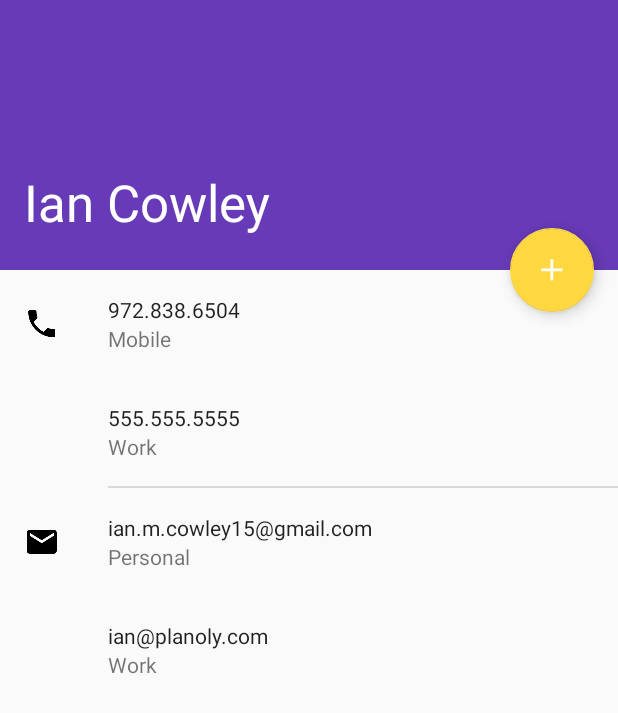
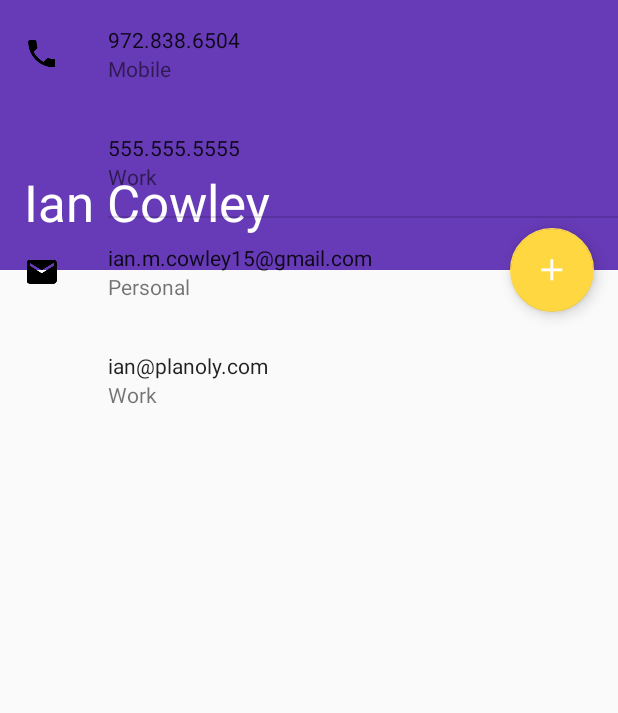
Before and after one commit to Ian-M-Cowley/BusinessCard, an Android app: the screen it shows after launch (BusinessCardActivity), on a phone screen of 412 x 824 dp. Shown: the top 713 px of the screen. Run offline under Robolectric (Android 15) with nearby library versions, the phone set to English and light mode, and no system bars; our stand-ins replace data binding.

Commit message:
Make main layout collapsable.

```diff
--- a/app/src/main/res/layout/activity_business_card.xml
+++ b/app/src/main/res/layout/activity_business_card.xml
@@ -1,7 +1,7 @@
 <?xml version="1.0" encoding="utf-8"?>
 <layout xmlns:android="http://schemas.android.com/apk/res/android"
+    xmlns:app="http://schemas.android.com/apk/res-auto"
     xmlns:bind="http://schemas.android.com/apk/res-auto"
-    xmlns:app="http://schemas.android.com/apk/res-auto"
     xmlns:tools="http://schemas.android.com/tools">
 
     <data>
@@ -17,36 +17,30 @@
         android:fitsSystemWindows="true"
         tools:context="com.iancowley.businesscard.BusinessCardActivity">
 
-        <LinearLayout
+        <android.support.design.widget.AppBarLayout
+            android:id="@+id/app_bar"
+            android:layout_width="match_parent"
+            android:layout_height="@dimen/app_bar_height"
+            android:fitsSystemWindows="true"
+            android:theme="@style/AppTheme.AppBarOverlay">
+
+            <android.support.design.widget.CollapsingToolbarLayout
+                android:id="@+id/app_bar_collapsing"
                 android:layout_width="match_parent"
                 android:layout_height="match_parent"
-            android:orientation="vertical">
-
-            <android.support.design.widget.AppBarLayout
-                android:id="@+id/appBar"
-                android:layout_width="match_parent"
-                android:layout_height="@dimen/app_bar_height"
-                android:theme="@style/AppTheme.AppBarOverlay"
-                android:fitsSystemWindows="true">
-
-                <android.support.design.widget.CollapsingToolbarLayout
-                    android:id="@+id/appBarCollapsing"
-                    android:layout_width="match_parent"
-                    android:layout_height="match_parent"
-                    app:layout_scrollFlags="scroll|exitUntilCollapsed"
                 android:fitsSystemWindows="true"
                 app:contentScrim="?attr/colorPrimary"
+                app:expandedTitleMarginEnd="@dimen/text_margin"
                 app:expandedTitleMarginStart="@dimen/text_margin"
-                    app:expandedTitleMarginEnd="@dimen/text_margin">
+                app:layout_scrollFlags="scroll|exitUntilCollapsed">
 
                 <android.support.v7.widget.Toolbar
                     android:id="@+id/toolbar"
                     android:layout_width="match_parent"
                     android:layout_height="?attr/actionBarSize"
-                        app:popupTheme="@style/AppTheme.PopupOverlay"
                     android:title='@{String.format("%s %s", businessCard.firstName, businessCard.lastName)}'
-                        android:subtitle="@{businessCard.title}"
-                        app:layout_collapseMode="pin"/>
+                    app:layout_collapseMode="pin"
+                    app:popupTheme="@style/AppTheme.PopupOverlay"/>
 
             </android.support.design.widget.CollapsingToolbarLayout>
 
@@ -56,14 +50,13 @@
             android:id="@+id/content"
             layout="@layout/content_business_card"
             bind:businessCard="@{businessCard}"/>
-        </LinearLayout>
 
         <android.support.design.widget.FloatingActionButton
             android:id="@+id/fab"
             android:layout_width="wrap_content"
             android:layout_height="wrap_content"
             android:layout_margin="@dimen/fab_margin"
-            app:layout_anchor="@id/appBar"
+            app:layout_anchor="@id/app_bar"
             app:layout_anchorGravity="bottom|end"
             app:srcCompat="@drawable/ic_plus_white_36dp"/>
 
--- a/app/src/main/res/layout/content_business_card.xml
+++ b/app/src/main/res/layout/content_business_card.xml
@@ -1,6 +1,10 @@
 <?xml version="1.0" encoding="utf-8"?>
 <layout xmlns:android="http://schemas.android.com/apk/res/android"
-    xmlns:tools="http://schemas.android.com/tools">
+    xmlns:app="http://schemas.android.com/apk/res-auto"
+    xmlns:tools="http://schemas.android.com/tools"
+    app:layout_behavior="@string/appbar_scrolling_view_behavior"
+    tools:context="com.iancowley.businesscard.BusinessCardActivity"
+    tools:showIn="@layout/activity_business_card">
 
     <data>
 
@@ -12,6 +16,10 @@
             name="businessCard"
             type="com.iancowley.businesscard.BusinessCard"/>
     </data>
+
+    <android.support.v4.widget.NestedScrollView
+        android:layout_width="match_parent"
+        android:layout_height="match_parent">
 
         <LinearLayout
             android:layout_width="match_parent"
@@ -190,5 +198,10 @@
 
 
             </RelativeLayout>
+
+            <View
+                android:layout_width="1dp"
+                android:layout_height="500dp"/>
         </LinearLayout>
+    </android.support.v4.widget.NestedScrollView>
 </layout>
```
Lines whose indentation alone changed are shown as unchanged.
